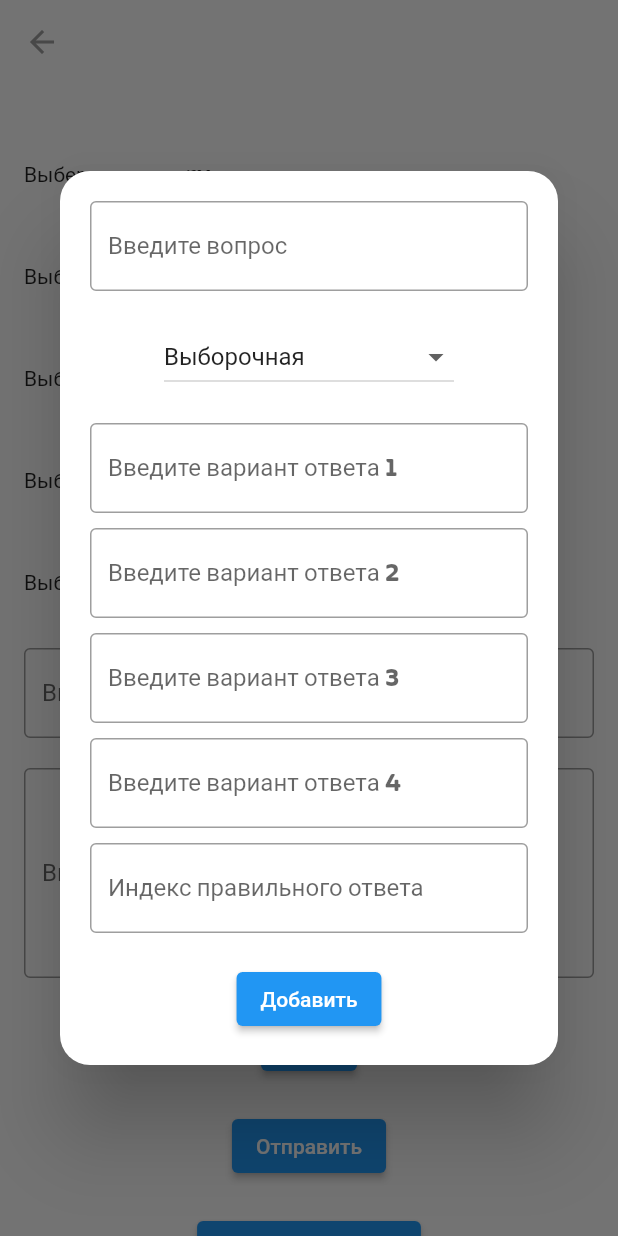
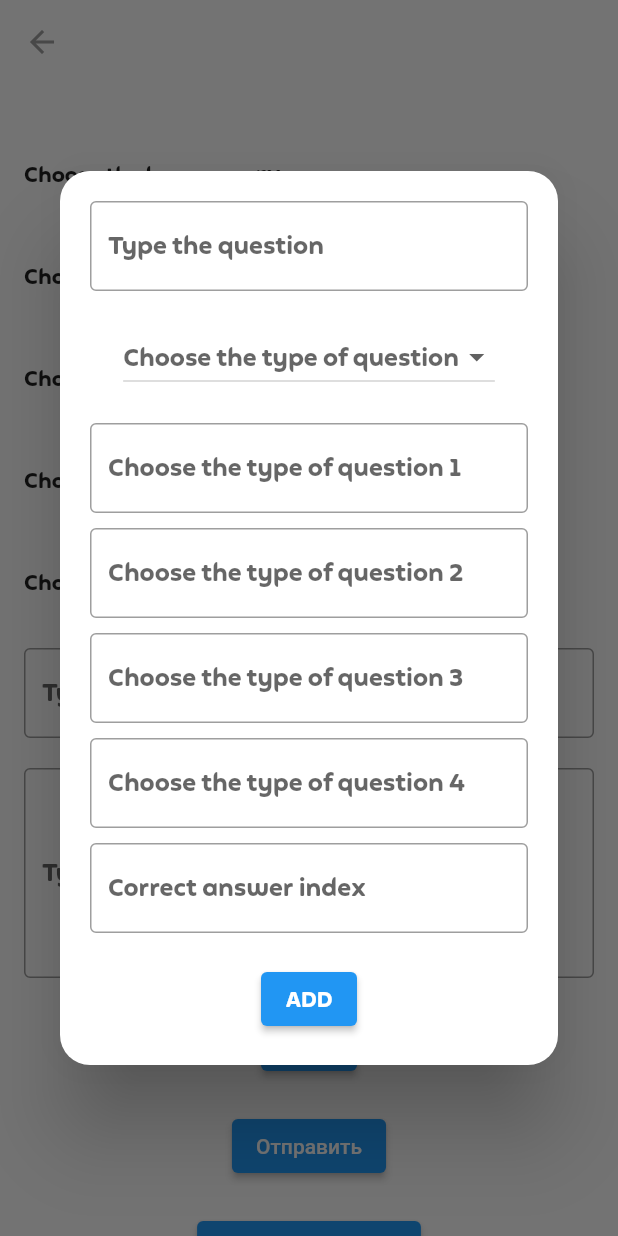
Before and after one commit to chillit/codehub2, a Flutter app: the MyForm screen opened directly, after a tap on the "add" icon, on a phone screen of 412 x 824 dp. Run offline on Flutter 3.47's test engine with Material 2 defaults, Android fonts, the phone set to English and light mode, and no system bars; our stand-ins replace awesome_dialog, firebase_auth, firebase_core, firebase_database, firebase_messaging, just_audio and 1 more; accounts and stored records are empty; generated files the repository leaves out were written again.

Commit message:
unt add and localization

```diff
--- a/lib/l10n/app_en.arb
+++ b/lib/l10n/app_en.arb
@@ -53,5 +53,28 @@
     "noMistakesMessage": "You don't have any recent mistakes :)",
     "cong": "Congrats!!",
     "lvlcomp": "Level completed successfully.",
-    "proscore": "Score"
+    "proscore": "Score",
+    "searchbyt": "Search by Teacher",
+    "teacher": "Teacher",
+    "date": "Date",
+    "chooselan": "Choose the language",
+    "chooseexam": "Choose the exam",
+    "choosecom": "Choose the component",
+    "first": "First",
+    "second": "Second",
+    "chooselvl": "Choose the level",
+    "typelink": "Type the link",
+    "typebigt": "Type the text",
+    "question": "Question",
+    "type": "Type",
+    "multiplech": "Multiple choice",
+    "options": "Options",
+    "correctansi": "Correct answer index",
+    "typeque": "Type the question",
+    "textinput": "Text input",
+    "choosetypeq": "Choose the type of question",
+    "typeoption": "Type the option",
+    "indexofcorans": "Index of the correct answer",
+    "typecorans": "Type the correct answer",
+    "add": "ADD"
 }
--- a/lib/src/home/main_screen/questions/createq.dart
+++ b/lib/src/home/main_screen/questions/createq.dart
@@ -3,7 +3,7 @@ import 'package:flutter/material.dart';
 import 'package:firebase_core/firebase_core.dart';
 import 'package:firebase_database/firebase_database.dart';
 import 'package:intl/intl.dart';
-
+import "package:flutter_gen/gen_l10n/app_localizations.dart";
 class MyForm extends StatefulWidget {
   @override
   State<MyForm> createState() => _MyFormState();
@@ -14,15 +14,18 @@ class _MyFormState extends State<MyForm> {
   List<Map<String, dynamic>> _formData = [];
   List<Map<String, dynamic>> _questionsData = [];
   String textAnswerValue = '';
-  String component = 'Первый';
+  String component = "";
   int topic = 1;
-  String exam = "igcse";
+  String exam = "";
   int levelValue = 1;
   String linkValue = '';
   String bigTextValue = '';
   String language = "ru";
+  bool isUntSelected = false;
+
   final FirebaseDatabase _database = FirebaseDatabase.instance;
   String name = "";
+
 
   void _saveToDatabase() async {
     FirebaseAuth.instance.authStateChanges().listen((User? user) async {
@@ -80,7 +83,7 @@ class _MyFormState extends State<MyForm> {
               SizedBox(height: 20),
               Row(
                 children: [
-                  Text('Выберите язык: '),
+                  Text('${AppLocalizations.of(context)!.chooselan}: '),
                   DropdownButton<String>(
                     value: language,
                     items: <String>['ru', 'en', 'kz'].map((String value) {
@@ -100,10 +103,10 @@ class _MyFormState extends State<MyForm> {
               SizedBox(height: 20),
               Row(
                 children: [
-                  Text('Выберите экзамен: '),
+                  Text('${AppLocalizations.of(context)!.chooseexam}: '),
                   DropdownButton<String>(
                     value: exam,
-                    items: <String>['igcse', 'ent'].map((String value) {
+                    items: <String>["",'${AppLocalizations.of(context)!.igcse}', '${AppLocalizations.of(context)!.unt}'].map((String value) {
                       return DropdownMenuItem<String>(
                         value: value,
                         child: Text(value),
@@ -112,18 +115,24 @@ class _MyFormState extends State<MyForm> {
                     onChanged: (String? newValue) {
                       setState(() {
                         exam = newValue!;
+                        if (newValue == '${AppLocalizations.of(context)!.unt}') {
+                          isUntSelected = true;
+                        } else {
+                          isUntSelected = false;
+                        }
                       });
                     },
                   ),
+
                 ],
               ),
               SizedBox(height: 20),
-              Row(
+              !isUntSelected?Row(
                 children: [
-                  Text('Выберите компонент: '),
+                  Text('${AppLocalizations.of(context)!.choosecom}: '),
                   DropdownButton<String>(
                     value: component,
-                    items: <String>['Первый', 'Второй'].map((String value) {
+                    items: <String>["",'${AppLocalizations.of(context)!.first}', '${AppLocalizations.of(context)!.second}'].map((String value) {
                       return DropdownMenuItem<String>(
                         value: value,
                         child: Text(value),
@@ -136,11 +145,11 @@ class _MyFormState extends State<MyForm> {
                     },
                   ),
                 ],
-              ),
-              SizedBox(height: 20),
+              ):Container(),
+              !isUntSelected?SizedBox(height: 20):Container(),
               Row(
                 children: [
-                  Text('Выберите тему: '),
+                  Text('${AppLocalizations.of(context)!.chstopic}: '),
                   DropdownButton<int>(
                     value: topic,
                     items: <int>[1, 2, 3, 4, 5, 6].map((int value) {
@@ -160,7 +169,7 @@ class _MyFormState extends State<MyForm> {
               SizedBox(height: 20),
               Row(
                 children: [
-                  Text('Выберите уровень: '),
+                  Text('${AppLocalizations.of(context)!.chooselvl}: '),
                   DropdownButton<int>(
                     value: levelValue,
                     items: <int>[1, 2, 3, 4, 5, 6].map((int value) {
@@ -185,7 +194,7 @@ class _MyFormState extends State<MyForm> {
                   });
                 },
                 decoration: InputDecoration(
-                  labelText: 'Введите ссылку',
+                  labelText: '${AppLocalizations.of(context)!.typelink}',
                   border: OutlineInputBorder(),
                 ),
               ),
@@ -198,7 +207,7 @@ class _MyFormState extends State<MyForm> {
                 },
                 maxLines: 5,
                 decoration: InputDecoration(
-                  labelText: 'Введите большой текст',
+                  labelText: '${AppLocalizations.of(context)!.typebigt}',
                   border: OutlineInputBorder(),
                 ),
               ),
@@ -207,13 +216,13 @@ class _MyFormState extends State<MyForm> {
                 return Column(
                   children: [
                     for (var question in _questionsData) ...[
-                      Text("Question: ${question['question']}"),
-                      Text("Type: ${question['questionType']}"),
+                      Text("${AppLocalizations.of(context)!.question}: ${question['question']}"),
+                      Text("${AppLocalizations.of(context)!.type}: ${question['questionType']}"),
                       if (question['questionType'] == 'Выборочная') ...[
-                        Text("Options: ${question['options']}"),
-                        Text("Correct Answer Index: ${question['correctAnswerIndex']}"),
+                        Text("${AppLocalizations.of(context)!.options}: ${question['options']}"),
+                        Text("${AppLocalizations.of(context)!.correctansi}: ${question['correctAnswerIndex']}"),
                       ] else ...[
-                        Text("Answer: ${question['textAnswer']}"),
+                        Text("${AppLocalizations.of(context)!.answer}: ${question['textAnswer']}"),
                       ],
                       SizedBox(height: 10),
                     ],
@@ -244,14 +253,14 @@ class _MyFormState extends State<MyForm> {
                                               newQuestion = value;
                                             },
                                             decoration: InputDecoration(
-                                              labelText: 'Введите вопрос',
+                                              labelText: '${AppLocalizations.of(context)!.typeque}',
                                               border: OutlineInputBorder(),
                                             ),
                                           ),
                                           SizedBox(height: 20),
                                           DropdownButton<String>(
                                             value: questionType,
-                                            items: <String>['Выборочная', 'Текстовая'].map((String value) {
+                                            items: <String>['${AppLocalizations.of(context)!.multiplech}', '${AppLocalizations.of(context)!.textinput}'].map((String value) {
                                               return DropdownMenuItem<String>(
                                                 value: value,
                                                 child: Text(value),
@@ -263,7 +272,7 @@ class _MyFormState extends State<MyForm> {
                                                 options.clear();
                                               });
                                             },
-                                            hint: Text('Выберите тип вопроса'),
+                                            hint: Text('${AppLocalizations.of(context)!.choosetypeq}'),
                                           ),
                                           SizedBox(height: 20),
                                           if (questionType == 'Выборочная') ...{
@@ -275,7 +284,7 @@ class _MyFormState extends State<MyForm> {
                                                     options.add(value);
                                                   },
                                                   decoration: InputDecoration(
-                                                    labelText: 'Введите вариант ответа ${i + 1}',
+                                                    labelText: '${AppLocalizations.of(context)!.choosetypeq} ${i + 1}',
                                                     border: OutlineInputBorder(),
                                                   ),
                                                 ),
@@ -285,7 +294,7 @@ class _MyFormState extends State<MyForm> {
                                                 correctAnswerIndex = int.tryParse(value) ?? 0;
                                               },
                                               decoration: InputDecoration(
-                                                labelText: 'Индекс правильного ответа',
+                                                labelText: '${AppLocalizations.of(context)!.correctansi}',
                                                 border: OutlineInputBorder(),
                                               ),
                                             ),
@@ -295,7 +304,7 @@ class _MyFormState extends State<MyForm> {
                                                 textAnswerValue = value;
                                               },
                                               decoration: InputDecoration(
-                                                labelText: 'Введите правильный ответ',
+                                                labelText: '${AppLocalizations.of(context)!.typecorans}',
                                                 border: OutlineInputBorder(),
                                               ),
                                             ),
@@ -326,7 +335,7 @@ class _MyFormState extends State<MyForm> {
                                               });
                                               Navigator.of(context).pop();
                                             },
-                                            child: Text('Добавить'),
+                                            child: Text('${AppLocalizations.of(context)!.add}'),
                                           ),
                                         ],
                                       ),
--- a/lib/src/home/main_screen/questions/levelvar.dart
+++ b/lib/src/home/main_screen/questions/levelvar.dart
@@ -2,7 +2,7 @@ import 'package:duolingo/src/home/main_screen/questions/question.dart';
 import 'package:firebase_auth/firebase_auth.dart';
 import 'package:flutter/material.dart';
 import 'package:firebase_database/firebase_database.dart';
-
+import "package:flutter_gen/gen_l10n/app_localizations.dart";
 import 'models/question_class.dart';
 
 class YourPage extends StatefulWidget {
@@ -141,8 +141,8 @@ class _YourPageState extends State<YourPage> {
                 _filterSearchResults(value);
               },
               decoration: InputDecoration(
-                labelText: "Search by Teacher",
-                hintText: "Search by Teacher",
+                labelText: "${AppLocalizations.of(context)!.searchbyt}",
+                hintText: "${AppLocalizations.of(context)!.searchbyt}",
                 prefixIcon: Icon(Icons.search),
                 border: OutlineInputBorder(
                   borderRadius: BorderRadius.all(Radius.circular(25.0)),
@@ -155,8 +155,8 @@ class _YourPageState extends State<YourPage> {
               itemCount: filteredList.length,
               itemBuilder: (context, index) {
                 return ListTile(
-                  title: Text('Teacher: ${filteredList[index]['teacher']}'),
-                  subtitle: Text('Date: ${filteredList[index]['date']}'),
+                  title: Text('${AppLocalizations.of(context)!.teacher}: ${filteredList[index]['teacher']}'),
+                  subtitle: Text('${AppLocalizations.of(context)!.date}: ${filteredList[index]['date']}'),
                   trailing: _auth.currentUser?.uid == filteredList[index]['userId']
                   ?IconButton(
                       onPressed: (){print(filteredList[index]["userId"]);_deleteData(filteredList[index]['userId']);},
```
Also changed, not shown: lib/l10n/app_kk.arb (+24 -5 lines), lib/l10n/app_ru.arb (+24 -1 lines), 1 other file.
